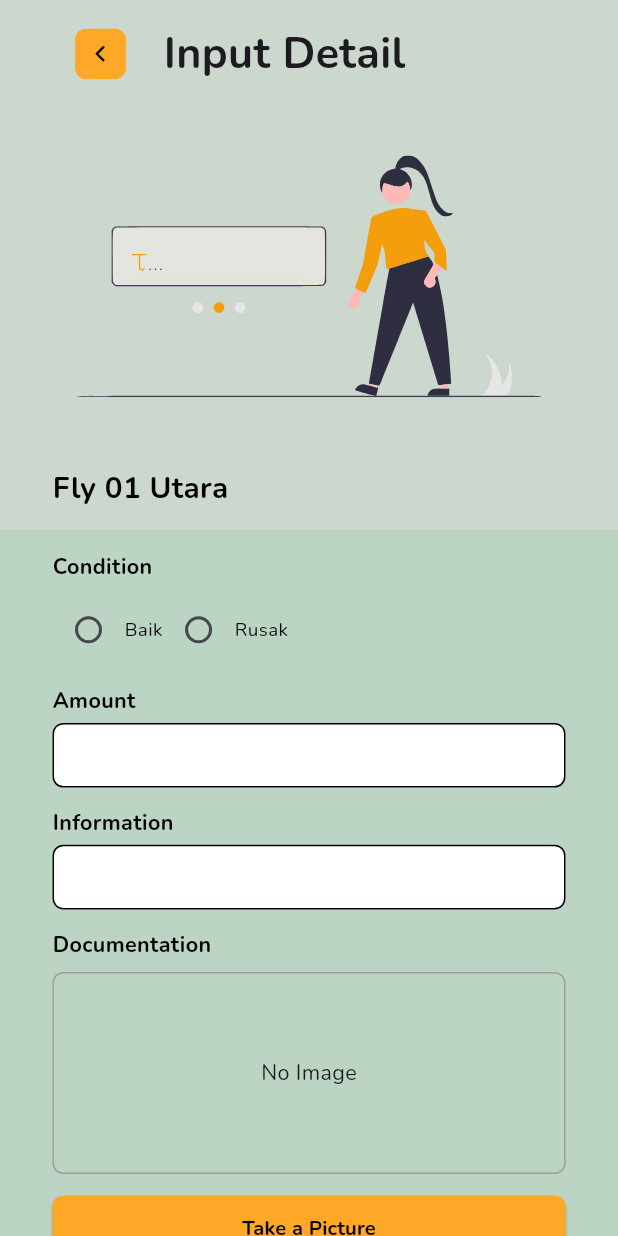
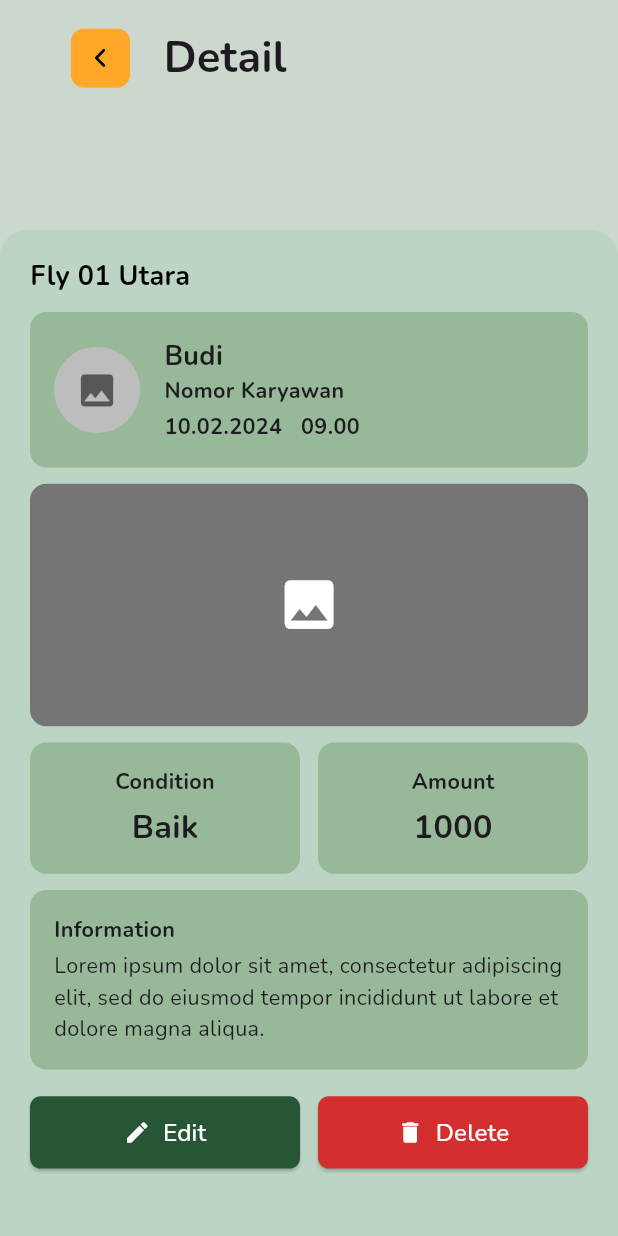
Before and after one commit to allam1768/Worker, a Flutter app: the screen it shows after launch, on a phone screen of 412 x 824 dp. Run offline on Flutter 3.47's test engine with Material 3 defaults, Android fonts, the phone set to English and light mode, and no system bars; our stand-ins replace flutter_screenutil, flutter_svg, get, google_fonts, image_picker, shared_preferences; missing offline and left inert: mobile_scanner.

Commit message:
feat [AP]:slicing detail screen

```diff
--- /dev/null
+++ b/lib/app/pages/Detail Screen/detail_binding.dart
@@ -0,0 +1,9 @@
+import 'package:get/get.dart';
+import 'package:worker/app/pages/Detail%20Screen/detail_controller.dart';
+
+class DetailBinding extends Bindings {
+  @override
+  void dependencies() {
+    Get.lazyPut<DetailController>(() => DetailController());
+  }
+}
--- /dev/null
+++ b/lib/app/pages/Detail Screen/detail_controller.dart
@@ -0,0 +1,19 @@
+import 'package:get/get.dart';
+
+class DetailController extends GetxController {
+  var title = "Fly 01 Utara".obs;
+  var namaKaryawan = "Budi".obs;
+  var nomorKaryawan = "Nomor Karyawan".obs;
+  var tanggalJam = "10.02.2024   09.00".obs;
+  var kondisi = "Baik".obs;
+  var jumlah = "1000".obs;
+  var informasi = "Lorem ipsum dolor sit amet, consectetur adipiscing elit, sed do eiusmod tempor incididunt ut labore et dolore magna aliqua.".obs;
+
+  void editData() {
+    print("Edit Clicked");
+  }
+
+  void deleteData() {
+    print("Delete Clicked");
+  }
+}
--- /dev/null
+++ b/lib/app/pages/Detail Screen/detail_view.dart
@@ -0,0 +1,121 @@
+import 'package:flutter/material.dart';
+import 'package:flutter_screenutil/flutter_screenutil.dart';
+import 'package:flutter_svg/flutter_svg.dart';
+import 'package:get/get.dart';
+import 'package:worker/app/pages/Detail%20Screen/widgets/custom_button_detail.dart';
+import 'package:worker/app/pages/Detail%20Screen/widgets/info_card.dart';
+import 'package:worker/app/pages/Detail%20Screen/widgets/info_container.dart';
+import 'package:worker/app/pages/Detail%20Screen/widgets/karyawan_card.dart';
+
+class DetailView extends StatelessWidget {
+  const DetailView({super.key});
+
+  @override
+  Widget build(BuildContext context) {
+    return Scaffold(
+      backgroundColor: const Color(0xFFCCD7CD),
+      body: SafeArea(
+        child: Column(
+          children: [
+            Padding(
+              padding: EdgeInsets.symmetric(horizontal: 35.w, vertical: 10.h),
+              child: Row(
+                children: [
+                  GestureDetector(
+                    onTap: () => Get.back(),
+                    child: Container(
+                      padding: EdgeInsets.all(10.w),
+                      child: SvgPicture.asset(
+                        "assets/icons/back_btn.svg",
+                        width: 44.w,
+                        height: 44.h,
+                      ),
+                    ),
+                  ),
+                  SizedBox(width: 10.w),
+                  Expanded(
+                    child: Text(
+                      "Detail",
+                      style: TextStyle(fontSize: 32.sp, fontWeight: FontWeight.bold),
+                    ),
+                  ),
+                ],
+              ),
+            ),
+            const Spacer(),
+            Container(
+              width: double.infinity,
+              decoration: BoxDecoration(
+                color: Color(0xFFBBD4C3),
+                borderRadius: BorderRadius.vertical(top: Radius.circular(20.r)),
+              ),
+              padding: EdgeInsets.symmetric(horizontal: 20.w, vertical: 20.h),
+              child: Column(
+                crossAxisAlignment: CrossAxisAlignment.start,
+                children: [
+                  Text(
+                    "Fly 01 Utara",
+                    style: TextStyle(fontSize: 20.sp, fontWeight: FontWeight.bold, color: Colors.black),
+                  ),
+                  SizedBox(height: 12.h),
+                  const EmployeeCard(
+                    name: "Budi",
+                    employeeNumber: "Nomor Karyawan",
+                    date: "10.02.2024   09.00",
+                  ),
+                  SizedBox(height: 12.h),
+                  Container(
+                    height: 180.h,
+                    decoration: BoxDecoration(
+                      color: Colors.grey.shade600,
+                      borderRadius: BorderRadius.circular(12.r),
+                    ),
+                    child: Center(
+                      child: Icon(Icons.image, size: 48.sp, color: Colors.white),
+                    ),
+                  ),
+                  SizedBox(height: 12.h),
+                  const Row(
+                    children: [
+                      InfoCard(title: "Condition", value: "Baik"),
+                      SizedBox(width: 12),
+                      InfoCard(title: "Amount", value: "1000"),
+                    ],
+                  ),
+                  SizedBox(height: 12.h),
+                  const InfoContainer(
+                    title: "Information",
+                    content: "Lorem ipsum dolor sit amet, consectetur adipiscing elit, sed do eiusmod tempor incididunt ut labore et dolore magna aliqua.",
+                  ),
+                  SizedBox(height: 20.h),
+                  Row(
+                    children: [
+                      Expanded(
+                        child: CustomButton(
+                          label: "Edit",
+                          icon: Icons.edit,
+                          color: Color(0xFF275637),
+                          onTap: () => print("Edit Clicked"),
+                        ),
+                      ),
+                      SizedBox(width: 12.w),
+                      Expanded(
+                        child: CustomButton(
+                          label: "Delete",
+                          icon: Icons.delete,
+                          color: Colors.red.shade700,
+                          onTap: () => print("Delete Clicked"),
+                        ),
+                      ),
+                    ],
+                  ),
+                  SizedBox(height: 30.h),
+                ],
+              ),
+            ),
+          ],
+        ),
+      ),
+    );
+  }
+}
--- /dev/null
+++ b/lib/app/pages/Detail Screen/widgets/custom_button_detail.dart
@@ -0,0 +1,34 @@
+import 'package:flutter/material.dart';
+import 'package:flutter_screenutil/flutter_screenutil.dart';
+
+class CustomButton extends StatelessWidget {
+  final String label;
+  final IconData icon;
+  final Color color;
+  final VoidCallback onTap;
+
+  const CustomButton({
+    super.key,
+    required this.label,
+    required this.icon,
+    required this.color,
+    required this.onTap,
+  });
+
+  @override
+  Widget build(BuildContext context) {
+    return SizedBox(
+      width: double.infinity,
+      child: ElevatedButton.icon(
+        onPressed: onTap,
+        style: ElevatedButton.styleFrom(
+          backgroundColor: color,
+          padding: EdgeInsets.symmetric(vertical: 14.h),
+          shape: RoundedRectangleBorder(borderRadius: BorderRadius.circular(8.r)),
+        ),
+        icon: Icon(icon, color: Colors.white),
+        label: Text(label, style: TextStyle(fontSize: 18.sp, color: Colors.white)),
+      ),
+    );
+  }
+}
--- /dev/null
+++ b/lib/app/pages/Detail Screen/widgets/info_card.dart
@@ -0,0 +1,34 @@
+import 'package:flutter/material.dart';
+import 'package:flutter_screenutil/flutter_screenutil.dart';
+
+class InfoCard extends StatelessWidget {
+  final String title;
+  final String value;
+
+  const InfoCard({
+    super.key,
+    required this.title,
+    required this.value,
+  });
+
+  @override
+  Widget build(BuildContext context) {
+    return Expanded(
+      child: Container(
+        padding: EdgeInsets.all(16.w),
+        decoration: BoxDecoration(
+          color: const Color(0xFF97B999),
+          borderRadius: BorderRadius.circular(12.r),
+        ),
+        child: Column(
+          crossAxisAlignment: CrossAxisAlignment.center,
+          children: [
+            Text(title, style: TextStyle(fontSize: 16.sp,fontWeight: FontWeight.bold)),
+            SizedBox(height: 4.h),
+            Text(value, style: TextStyle(fontSize: 24.sp, fontWeight: FontWeight.bold)),
+          ],
+        ),
+      ),
+    );
+  }
+}
--- /dev/null
+++ b/lib/app/pages/Detail Screen/widgets/info_container.dart
@@ -0,0 +1,32 @@
+import 'package:flutter/material.dart';
+import 'package:flutter_screenutil/flutter_screenutil.dart';
+
+class InfoContainer extends StatelessWidget {
+  final String title;
+  final String content;
+
+  const InfoContainer({
+    super.key,
+    required this.title,
+    required this.content,
+  });
+
+  @override
+  Widget build(BuildContext context) {
+    return Container(
+      padding: EdgeInsets.all(16.w),
+      decoration: BoxDecoration(
+        color: const Color(0xFF97B999),
+        borderRadius: BorderRadius.circular(12.r),
+      ),
+      child: Column(
+        crossAxisAlignment: CrossAxisAlignment.start,
+        children: [
+          Text(title, style: TextStyle(fontSize: 16.sp,fontWeight: FontWeight.bold)),
+          SizedBox(height: 4.h),
+          Text(content, style: TextStyle(fontSize: 16.sp)),
+        ],
+      ),
+    );
+  }
+}
--- /dev/null
+++ b/lib/app/pages/Detail Screen/widgets/karyawan_card.dart
@@ -0,0 +1,45 @@
+import 'package:flutter/material.dart';
+import 'package:flutter_screenutil/flutter_screenutil.dart';
+
+class EmployeeCard extends StatelessWidget {
+  final String name;
+  final String employeeNumber;
+  final String date;
+
+  const EmployeeCard({
+    super.key,
+    required this.name,
+    required this.employeeNumber,
+    required this.date,
+  });
+
+  @override
+  Widget build(BuildContext context) {
+    return Container(
+      padding: EdgeInsets.all(16.w),
+      decoration: BoxDecoration(
+        color: const Color(0xFF97B999),
+        borderRadius: BorderRadius.circular(12.r),
+      ),
+      child: Row(
+        children: [
+          CircleAvatar(
+            radius: 32.r,
+            backgroundColor: Colors.grey.shade400,
+            child: Icon(Icons.image, size: 32.sp, color: Colors.black54),
+          ),
+          SizedBox(width: 16.w),
+          Column(
+            crossAxisAlignment: CrossAxisAlignment.start,
+            children: [
+              Text(name, style: TextStyle(fontSize: 20.sp, fontWeight: FontWeight.bold)),
+              Text(employeeNumber, style: TextStyle(fontSize: 16.sp,fontWeight: FontWeight.bold)),
+              SizedBox(height: 4.h),
+              Text(date, style: TextStyle(fontSize: 16.sp,fontWeight: FontWeight.bold)),
+            ],
+          ),
+        ],
+      ),
+    );
+  }
+}
--- a/lib/app/pages/History Tools Screen/history_tools_view.dart
+++ b/lib/app/pages/History Tools Screen/history_tools_view.dart
@@ -7,7 +7,7 @@ import 'package:worker/app/pages/History%20Tools%20Screen/widgets/GroupHistoryCa
 import 'package:worker/app/pages/History%20Tools%20Screen/widgets/SingleHistoryCard.dart';
 
 
-class HistoryScreen extends StatelessWidget {
+class HistoryView extends StatelessWidget {
   final HistoryController controller = Get.put(HistoryController());
 
   @override
--- a/lib/app/pages/History Tools Screen/widgets/SingleHistoryCard.dart
+++ b/lib/app/pages/History Tools Screen/widgets/SingleHistoryCard.dart
@@ -1,5 +1,6 @@
 import 'package:flutter/material.dart';
 import 'package:flutter_screenutil/flutter_screenutil.dart';
+import 'package:get/get.dart';
 
 class SingleHistoryCard extends StatelessWidget {
   final Map<String, dynamic> item;
@@ -13,6 +14,11 @@ class SingleHistoryCard extends StatelessWidget {
       child: Card(
         color: const Color(0xFF9CBE9D),
         shape: RoundedRectangleBorder(borderRadius: BorderRadius.circular(12.r)),
+        child: InkWell( // Tambahkan InkWell untuk efek klik
+          borderRadius: BorderRadius.circular(12.r),
+          onTap: () {
+            Get.offNamed('/detail');
+          },
           child: SizedBox(
             height: 84.h, // Tinggi card tetap
             width: double.infinity, // Lebar penuh
@@ -29,6 +35,7 @@ class SingleHistoryCard extends StatelessWidget {
             ),
           ),
         ),
+      ),
     );
   }
 }
--- a/lib/app/pages/Input Detail Screen/widgets/CustomTextField_input.dart
+++ b/lib/app/pages/Input Detail Screen/widgets/CustomTextField_input.dart
@@ -54,12 +54,13 @@ class _CustomTextFieldInputState extends State<CustomTextFieldInput> {
           ),
         ),
         SizedBox(
-          height: 48.h,
           child: TextField(
             controller: _controller,
             focusNode: _focusNode,
             obscureText: widget.isPassword,
             style: TextStyle(fontSize: 15.sp, color: Colors.black),
+            maxLines: widget.isPassword ? 1 : null, // Password tetap 1 baris, lainnya multi-line
+            keyboardType: widget.isPassword ? TextInputType.text : TextInputType.multiline,
             decoration: InputDecoration(
               filled: true,
               fillColor: Colors.white,
--- a/lib/main.dart
+++ b/lib/main.dart
@@ -5,6 +5,8 @@ import 'package:get/get_navigation/src/routes/get_route.dart';
 import 'package:google_fonts/google_fonts.dart';
 import 'package:worker/app/pages/Data%20Tools%20Screen/data_tools_binding.dart';
 import 'package:worker/app/pages/Data%20Tools%20Screen/data_tools_view.dart';
+import 'package:worker/app/pages/Detail%20Screen/detail_binding.dart';
+import 'package:worker/app/pages/Detail%20Screen/detail_view.dart';
 import 'package:worker/app/pages/History%20Tools%20Screen/history_tools_binding.dart';
 import 'package:worker/app/pages/History%20Tools%20Screen/history_tools_view.dart';
 import 'package:worker/app/pages/Input%20Detail%20Screen/input_detail_binding.dart';
@@ -37,7 +39,7 @@ class MyApp extends StatelessWidget {
           theme: ThemeData(
             textTheme: GoogleFonts.nunitoTextTheme(),
           ),
-          initialRoute: '/InputDetail',
+          initialRoute: '/Detail',
           getPages: [
             GetPage(
               name: '/splash',
@@ -61,7 +63,7 @@ class MyApp extends StatelessWidget {
             ),
             GetPage(
               name: '/HistoryTool',
-              page: () => HistoryScreen(),
+              page: () => HistoryView(),
               binding: HistoryBinding(),
             ),
             GetPage(
@@ -74,6 +76,11 @@ class MyApp extends StatelessWidget {
               page: () => InputDetailView(),
               binding: InputDetailBinding(),
             ),
+            GetPage(
+              name: '/Detail',
+              page: () => DetailView(),
+              binding: DetailBinding(),
+            ),
           ],
         );
       },
```
Lines whose indentation alone changed are shown as unchanged.
